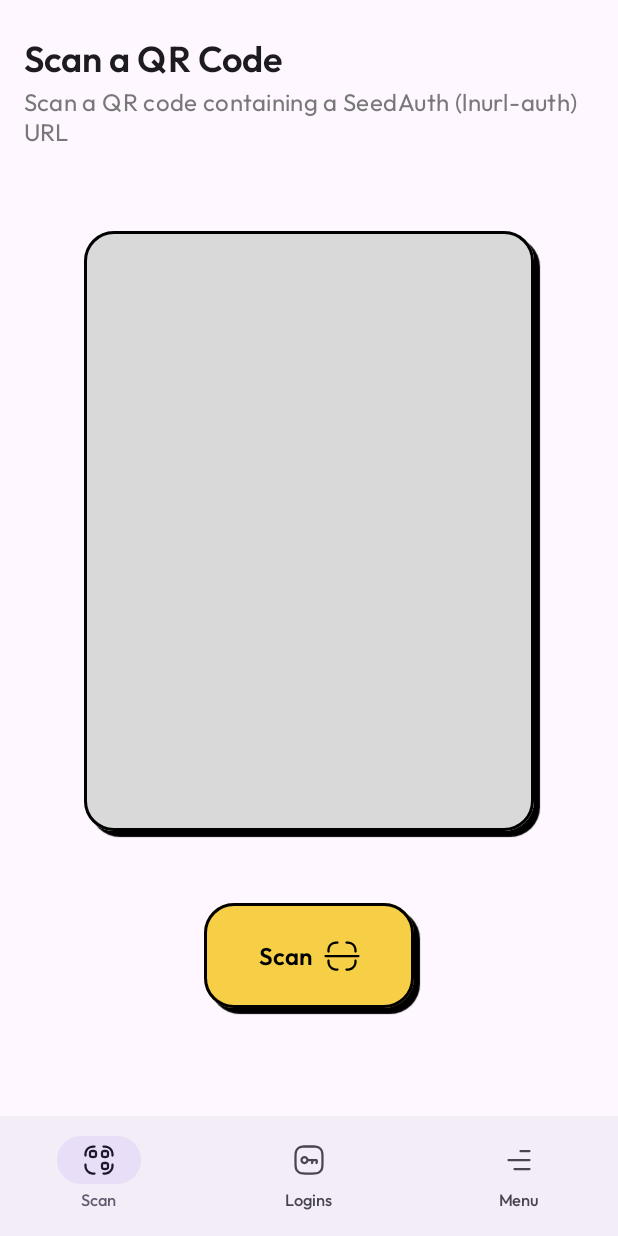
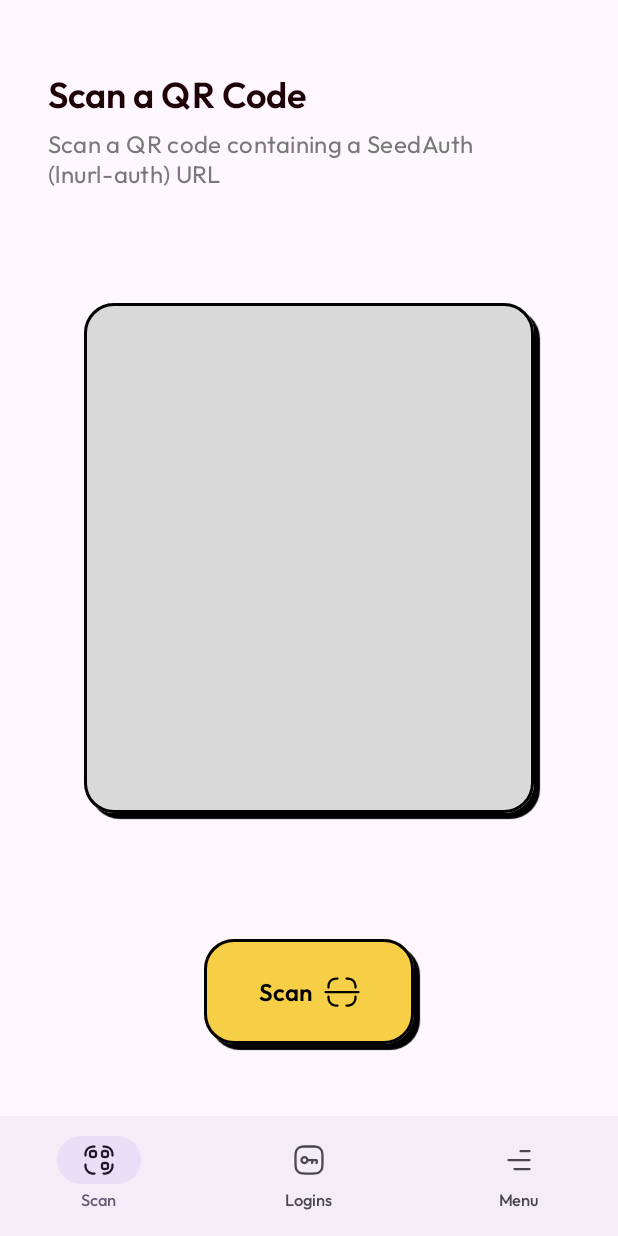
Before and after one commit to thunderbiscuit/gargoyle-seedauth, an Android app built with Jetpack Compose: the screen it shows after launch (MainActivity), on a phone screen of 412 x 824 dp. Run offline under Robolectric (Android 15) with nearby library versions, the phone set to English and light mode, and no system bars; our stand-ins replace accompanist, constraintlayout-compose; libraries missing offline, so code that uses them is left out: androidx.camera.core, androidx.camera.lifecycle, androidx.camera.view, com.google.accompanist.navigation; 3 statements that could not run were skipped.

Commit message:
Clean up UI for scan screen

```diff
--- a/app/src/main/java/com/goldenraven/gargoyle/ui/ScanScreen.kt
+++ b/app/src/main/java/com/goldenraven/gargoyle/ui/ScanScreen.kt
@@ -29,7 +29,9 @@ import androidx.compose.ui.platform.LocalLifecycleOwner
 import androidx.compose.ui.res.painterResource
 import androidx.compose.ui.unit.dp
 import androidx.compose.ui.viewinterop.AndroidView
+import androidx.constraintlayout.compose.ChainStyle
 import androidx.constraintlayout.compose.ConstraintLayout
+import androidx.constraintlayout.compose.Dimension
 import androidx.core.content.ContextCompat
 import com.goldenraven.gargoyle.R
 import com.goldenraven.gargoyle.ui.theme.GargoyleTypography
@@ -43,40 +45,54 @@ internal fun ScanScreen() {
         mutableStateOf(false)
     }
 
+    ConstraintLayout(
+        modifier = Modifier
+            .fillMaxSize()
+    ) {
+        val (title, scanner, button) = createRefs()
+        val verticalChain = createVerticalChain(title, scanner, button, chainStyle = ChainStyle.SpreadInside)
+
         Column(
+
             modifier = Modifier
-            .fillMaxWidth()
-            .padding(top = 24.dp, start = 16.dp, end = 16.dp),
-        verticalArrangement = Arrangement.Top,
-        horizontalAlignment = Alignment.Start,
+                .padding(top = 48.dp)
+                .constrainAs(title) {
+                    top.linkTo(parent.top)
+                    start.linkTo(parent.absoluteLeft)
+                    end.linkTo(parent.absoluteRight)
+                    bottom.linkTo(scanner.top)
+                }
         ) {
+            // Title
             Text(
                 text = "Scan a QR Code",
                 style = GargoyleTypography.headlineSmall,
-            modifier = Modifier.padding(bottom = 4.dp)
+                color = Color(0xff1f0208),
+                modifier = Modifier
+                    .padding(start = 32.dp, end = 32.dp, bottom = 8.dp)
             )
             Text(
                 text = "Scan a QR code containing a SeedAuth (lnurl-auth) URL",
                 style = GargoyleTypography.bodyMedium,
-            color = Color(0xff787878)
+                color = Color(0xff787878),
+                modifier = Modifier
+                    .padding(start = 32.dp, end = 32.dp)
             )
         }
 
-    Column(
-        modifier = Modifier
-            .fillMaxWidth()
-            .fillMaxHeight()
-            .padding(top = 90.dp),
-        verticalArrangement = Arrangement.Center,
-        horizontalAlignment = Alignment.CenterHorizontally,
-    ) {
+        // Scanner
         Card(
             border = standardBorder,
             shape = RoundedCornerShape(20.dp),
             modifier = Modifier
                 .standardShadow(20.dp)
-                .align(Alignment.CenterHorizontally)
-                .size(300.dp, 400.dp)
+                .size(300.dp, 340.dp)
+                .constrainAs(scanner) {
+                    top.linkTo(title.bottom)
+                    absoluteLeft.linkTo(parent.absoluteLeft)
+                    absoluteRight.linkTo(parent.absoluteRight)
+                    bottom.linkTo(button.top)
+                }
         ) {
             Surface(
                 modifier = Modifier.fillMaxSize(),
@@ -86,8 +102,7 @@ internal fun ScanScreen() {
             }
         }
 
-        Spacer(modifier = Modifier.height(40.dp))
-
+        // Scan/Cancel button
         if (!scannerOpen) {
             Button(
                 onClick = { scannerOpen = true },
@@ -95,11 +110,17 @@ internal fun ScanScreen() {
                 shape = RoundedCornerShape(20.dp),
                 border = standardBorder,
                 modifier = Modifier
-                    .padding(all = 4.dp)
+                    // .padding(all = 4.dp)
+                    .padding(top = 4.dp, start = 4.dp, end = 4.dp, bottom = 24.dp)
                     .standardShadow(20.dp)
-                    // .weight(weight = 0.5f)
                     .height(70.dp)
                     .width(140.dp)
+                    .constrainAs(button) {
+                        // top.linkTo(scanner.bottom)
+                        start.linkTo(parent.absoluteLeft)
+                        end.linkTo(parent.absoluteRight)
+                        bottom.linkTo(parent.bottom, 48.dp)
+                    }
             ) {
                 Row(verticalAlignment = Alignment.CenterVertically, modifier = Modifier.padding(vertical = 4.dp)) {
                     Text(
@@ -122,10 +143,16 @@ internal fun ScanScreen() {
                 shape = RoundedCornerShape(20.dp),
                 border = standardBorder,
                 modifier = Modifier
-                    .padding(all = 4.dp)
+                    .padding(top = 4.dp, start = 4.dp, end = 4.dp, bottom = 120.dp)
                     .standardShadow(20.dp)
                     .height(70.dp)
                     .width(140.dp)
+                    .constrainAs(button) {
+                        // top.linkTo(scanner.bottom)
+                        start.linkTo(parent.absoluteLeft)
+                        end.linkTo(parent.absoluteRight)
+                        bottom.linkTo(parent.bottom)
+                    }
             ) {
                 Row(verticalAlignment = Alignment.CenterVertically, modifier = Modifier.padding(vertical = 4.dp)) {
                     Text(
@@ -173,9 +200,7 @@ fun ScannerBox(scannerOpen: Boolean) {
         launcher.launch(Manifest.permission.CAMERA)
     }
 
-    ConstraintLayout(
-        // modifier = Modifier.size(300.dp, 300.dp)
-    ) {
+    ConstraintLayout {
         val (camera) = createRefs()
 
         Box(
@@ -186,11 +211,10 @@ fun ScannerBox(scannerOpen: Boolean) {
                     absoluteRight.linkTo(parent.absoluteRight)
                     bottom.linkTo(parent.bottom)
                 }
-                .padding(0.dp).clip(RoundedCornerShape(20.dp))
+                .padding(0.dp)
+                .clip(RoundedCornerShape(20.dp))
         ) {
-            Column(
-                // modifier = Modifier.fillMaxSize()
-            ) {
+            Column {
                 if (hasCameraPermission && scannerOpen) {
                     AndroidView(
                         factory = { context ->
```
Lines whose indentation alone changed are shown as unchanged.
